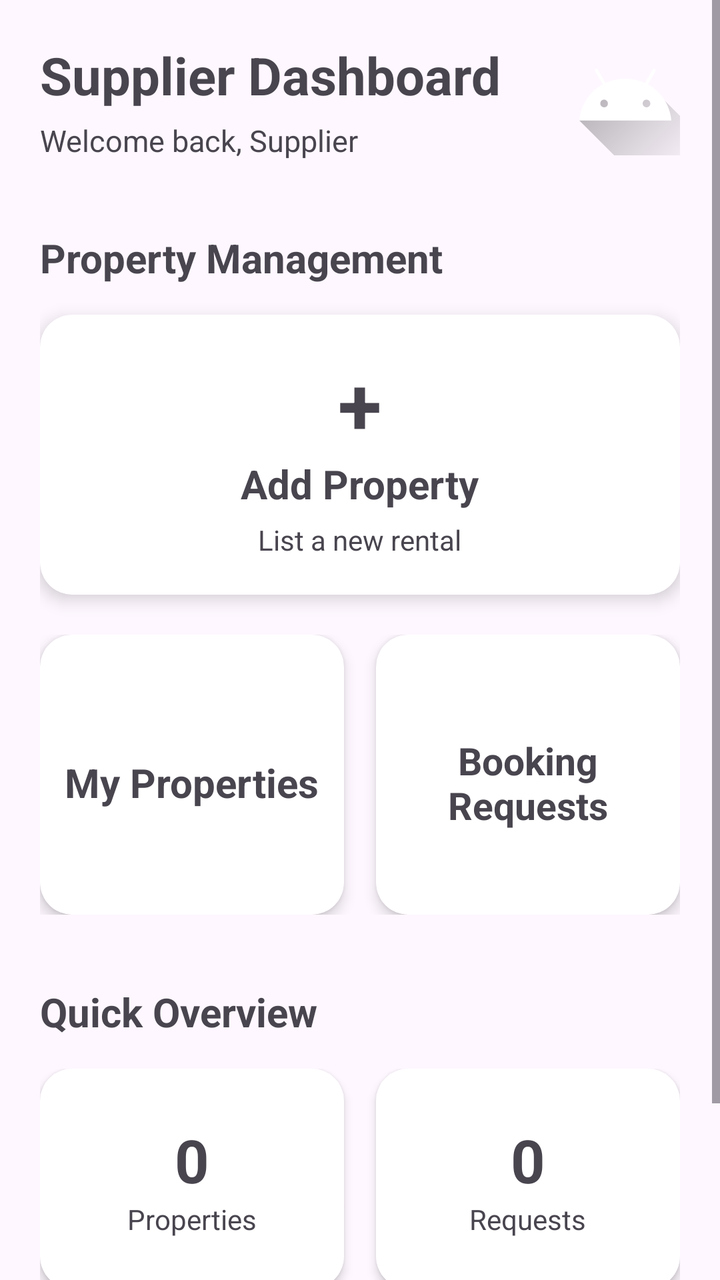
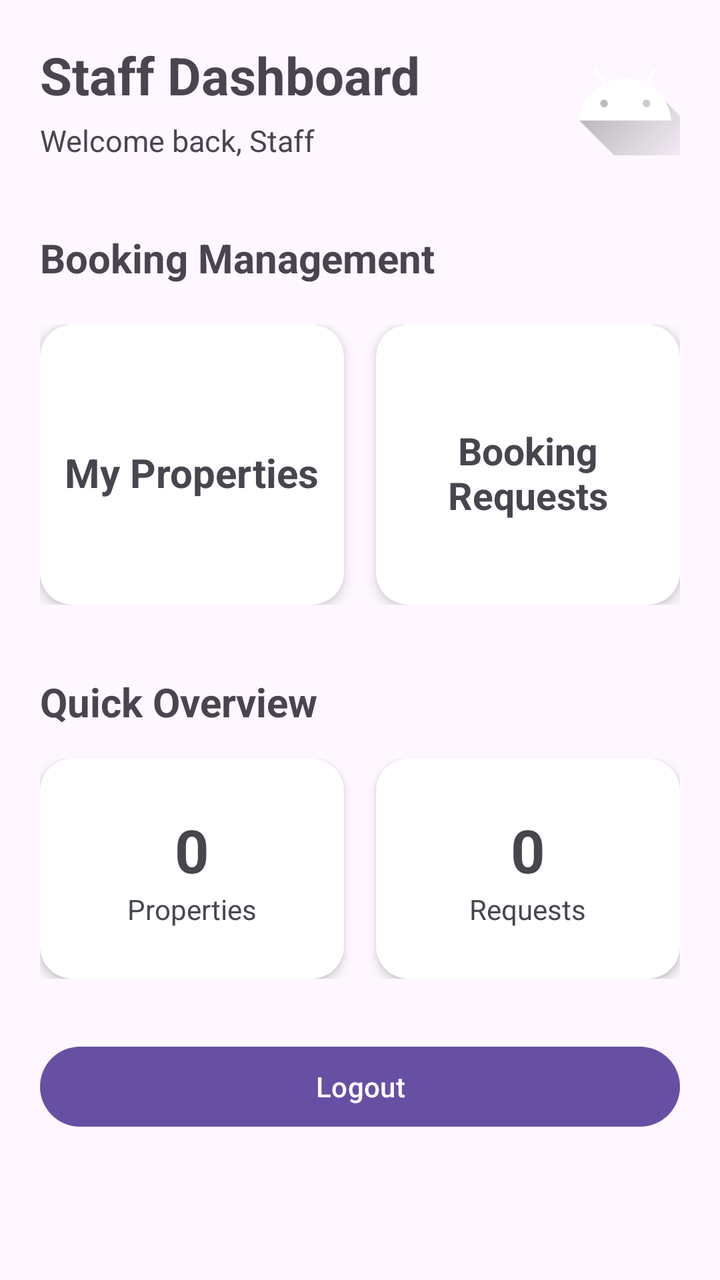

Compare the two renders of this Android layout. The source of the first and the diff that turns it into the second are given below.
<!-- AndroidManifest.xml: application theme Theme.ISCG7424GroupAssessment -->
<!-- res/layout/activity_supplier_main_page.xml -->
<?xml version="1.0" encoding="utf-8"?>
<ScrollView xmlns:android="http://schemas.android.com/apk/res/android"
    xmlns:app="http://schemas.android.com/apk/res-auto"
    xmlns:tools="http://schemas.android.com/tools"
    android:id="@+id/main"
    android:layout_width="match_parent"
    android:layout_height="match_parent"
    tools:context=".SupplierMainPage"
    android:fillViewport="true">

    <LinearLayout
        android:layout_width="match_parent"
        android:layout_height="wrap_content"
        android:orientation="vertical"
        android:padding="20dp">

        
        <LinearLayout
            android:layout_width="match_parent"
            android:layout_height="wrap_content"
            android:gravity="center_vertical"
            android:orientation="horizontal">

            <LinearLayout
                android:layout_width="0dp"
                android:layout_height="wrap_content"
                android:layout_weight="1"
                android:orientation="vertical">

                <TextView
                    android:layout_width="wrap_content"
                    android:layout_height="wrap_content"
                    android:text="Supplier Dashboard"
                    android:textSize="26sp"
                    android:textStyle="bold" />

                <TextView
                    android:layout_width="wrap_content"
                    android:layout_height="wrap_content"
                    android:layout_marginTop="5dp"
                    android:text="Welcome back, Supplier"
                    android:textSize="15sp" />

            </LinearLayout>

            
            <ImageButton
                android:id="@+id/ib_supplierProfile"
                android:layout_width="55dp"
                android:layout_height="55dp"
                android:background="@android:color/transparent"
                android:contentDescription="Profile"
                android:src="@drawable/ic_launcher_foreground" />

        </LinearLayout>


        
        <TextView
            android:layout_width="match_parent"
            android:layout_height="wrap_content"
            android:layout_marginTop="35dp"
            android:text="Property Management"
            android:textSize="20sp"
            android:textStyle="bold" />


        
        <androidx.cardview.widget.CardView
            android:id="@+id/cv_addProperty"
            android:layout_width="match_parent"
            android:layout_height="140dp"
            android:layout_marginTop="15dp"
            android:clickable="true"
            android:focusable="true"
            app:cardCornerRadius="16dp"
            app:cardElevation="5dp">

            <LinearLayout
                android:layout_width="match_parent"
                android:layout_height="match_parent"
                android:gravity="center"
                android:orientation="vertical">

                <TextView
                    android:layout_width="wrap_content"
                    android:layout_height="wrap_content"
                    android:text="+"
                    android:textSize="40sp"
                    android:textStyle="bold" />

                <TextView
                    android:layout_width="wrap_content"
                    android:layout_height="wrap_content"
                    android:text="Add Property"
                    android:textSize="20sp"
                    android:textStyle="bold" />

                <TextView
                    android:layout_width="wrap_content"
                    android:layout_height="wrap_content"
                    android:layout_marginTop="5dp"
                    android:text="List a new rental"
                    android:textSize="14sp" />

            </LinearLayout>

        </androidx.cardview.widget.CardView>


        
        <LinearLayout
            android:layout_width="match_parent"
            android:layout_height="wrap_content"
            android:layout_marginTop="20dp"
            android:orientation="horizontal">


            
            <androidx.cardview.widget.CardView
                android:id="@+id/cv_myProperties"
                android:layout_width="0dp"
                android:layout_height="140dp"
                android:layout_marginEnd="8dp"
                android:layout_weight="1"
                android:clickable="true"
                android:focusable="true"
                app:cardCornerRadius="16dp"
                app:cardElevation="4dp">

                <LinearLayout
                    android:layout_width="match_parent"
                    android:layout_height="match_parent"
                    android:gravity="center"
                    android:orientation="vertical">

                    <TextView
                        android:layout_width="wrap_content"
                        android:layout_height="wrap_content"
                        android:layout_marginTop="8dp"
                        android:text="My Properties"
                        android:textSize="20sp"
                        android:textStyle="bold" />

                </LinearLayout>

            </androidx.cardview.widget.CardView>


            
            <androidx.cardview.widget.CardView
                android:id="@+id/cv_bookingRequests"
                android:layout_width="0dp"
                android:layout_height="140dp"
                android:layout_marginStart="8dp"
                android:layout_weight="1"
                android:clickable="true"
                android:focusable="true"
                app:cardCornerRadius="16dp"
                app:cardElevation="4dp">

                <LinearLayout
                    android:layout_width="match_parent"
                    android:layout_height="match_parent"
                    android:gravity="center"
                    android:orientation="vertical">

                    <TextView
                        android:layout_width="wrap_content"
                        android:layout_height="wrap_content"
                        android:layout_marginTop="8dp"
                        android:text="Booking Requests"
                        android:textSize="19sp"
                        android:textStyle="bold"
                        android:gravity="center" />

                </LinearLayout>

            </androidx.cardview.widget.CardView>

        </LinearLayout>


        
        <TextView
            android:layout_width="match_parent"
            android:layout_height="wrap_content"
            android:layout_marginTop="35dp"
            android:text="Quick Overview"
            android:textSize="20sp"
            android:textStyle="bold" />


        <LinearLayout
            android:layout_width="match_parent"
            android:layout_height="wrap_content"
            android:layout_marginTop="15dp"
            android:orientation="horizontal">


            
            <androidx.cardview.widget.CardView
                android:layout_width="0dp"
                android:layout_height="110dp"
                android:layout_marginEnd="8dp"
                android:layout_weight="1"
                app:cardCornerRadius="16dp"
                app:cardElevation="3dp">

                <LinearLayout
                    android:layout_width="match_parent"
                    android:layout_height="match_parent"
                    android:gravity="center"
                    android:orientation="vertical">

                    <TextView
                        android:id="@+id/tv_propertyCount"
                        android:layout_width="wrap_content"
                        android:layout_height="wrap_content"
                        android:text="0"
                        android:textSize="30sp"
                        android:textStyle="bold" />

                    <TextView
                        android:layout_width="wrap_content"
                        android:layout_height="wrap_content"
                        android:text="Properties"
                        android:textSize="14sp" />

                </LinearLayout>

            </androidx.cardview.widget.CardView>


            
            <androidx.cardview.widget.CardView
                android:layout_width="0dp"
                android:layout_height="110dp"
                android:layout_marginStart="8dp"
                android:layout_weight="1"
                app:cardCornerRadius="16dp"
                app:cardElevation="3dp">

                <LinearLayout
                    android:layout_width="match_parent"
                    android:layout_height="match_parent"
                    android:gravity="center"
                    android:orientation="vertical">

                    <TextView
                        android:id="@+id/tv_requestCount"
                        android:layout_width="wrap_content"
                        android:layout_height="wrap_content"
                        android:text="0"
                        android:textSize="30sp"
                        android:textStyle="bold" />

                    <TextView
                        android:layout_width="wrap_content"
                        android:layout_height="wrap_content"
                        android:text="Requests"
                        android:textSize="14sp" />

                </LinearLayout>

            </androidx.cardview.widget.CardView>

        </LinearLayout>


        
        <Button
            android:onClick="btnLogout"
            android:layout_width="match_parent"
            android:layout_height="wrap_content"
            android:layout_marginTop="30dp"
            android:text="Logout" />

    </LinearLayout>

</ScrollView>
<!-- resources referenced by this layout -->
<resources>
  <!-- drawable ic_launcher_foreground (drawable) -->
  <vector xmlns:android="http://schemas.android.com/apk/res/android"
      xmlns:aapt="http://schemas.android.com/aapt"
      android:width="108dp"
      android:height="108dp"
      android:viewportWidth="108"
      android:viewportHeight="108">
      <path android:pathData="M31,63.928c0,0 6.4,-11 12.1,-13.1c7.2,-2.6 26,-1.4 26,-1.4l38.1,38.1L107,108.928l-32,-1L31,63.928z">
          <aapt:attr name="android:fillColor">
              <gradient
                  android:endX="85.84757"
                  android:endY="92.4963"
                  android:startX="42.9492"
                  android:startY="49.59793"
                  android:type="linear">
                  <item
                      android:color="#44000000"
                      android:offset="0.0" />
                  <item
                      android:color="#00000000"
                      android:offset="1.0" />
              </gradient>
          </aapt:attr>
      </path>
      <path
          android:fillColor="#FFFFFF"
          android:fillType="nonZero"
          android:pathData="M65.3,45.828l3.8,-6.6c0.2,-0.4 0.1,-0.9 -0.3,-1.1c-0.4,-0.2 -0.9,-0.1 -1.1,0.3l-3.9,6.7c-6.3,-2.8 -13.4,-2.8 -19.7,0l-3.9,-6.7c-0.2,-0.4 -0.7,-0.5 -1.1,-0.3C38.8,38.328 38.7,38.828 38.9,39.228l3.8,6.6C36.2,49.428 31.7,56.028 31,63.928h46C76.3,56.028 71.8,49.428 65.3,45.828zM43.4,57.328c-0.8,0 -1.5,-0.5 -1.8,-1.2c-0.3,-0.7 -0.1,-1.5 0.4,-2.1c0.5,-0.5 1.4,-0.7 2.1,-0.4c0.7,0.3 1.2,1 1.2,1.8C45.3,56.528 44.5,57.328 43.4,57.328L43.4,57.328zM64.6,57.328c-0.8,0 -1.5,-0.5 -1.8,-1.2s-0.1,-1.5 0.4,-2.1c0.5,-0.5 1.4,-0.7 2.1,-0.4c0.7,0.3 1.2,1 1.2,1.8C66.5,56.528 65.6,57.328 64.6,57.328L64.6,57.328z"
          android:strokeWidth="1"
          android:strokeColor="#00000000" />
  </vector>
  <style name="Theme.ISCG7424GroupAssessment" parent="Base.Theme.ISCG7424GroupAssessment" />
  <style name="Base.Theme.ISCG7424GroupAssessment" parent="Theme.Material3.DayNight.NoActionBar">
          
          
      </style>
</resources>

<!-- the commit's change to res/layout/activity_supplier_main_page.xml (unified diff, before → after) -->
@@ -5,7 +5,7 @@
     android:id="@+id/main"
     android:layout_width="match_parent"
     android:layout_height="match_parent"
-    tools:context=".SupplierMainPage"
+    tools:context=".S_MainPage"
     android:fillViewport="true">
 
     <LinearLayout
@@ -30,7 +30,7 @@
                 <TextView
                     android:layout_width="wrap_content"
                     android:layout_height="wrap_content"
-                    android:text="Supplier Dashboard"
+                    android:text="Staff Dashboard"
                     android:textSize="26sp"
                     android:textStyle="bold" />
 
@@ -38,7 +38,7 @@
                     android:layout_width="wrap_content"
                     android:layout_height="wrap_content"
                     android:layout_marginTop="5dp"
-                    android:text="Welcome back, Supplier"
+                    android:text="Welcome back, Staff"
                     android:textSize="15sp" />
 
             </LinearLayout>
@@ -60,52 +60,9 @@
             android:layout_width="match_parent"
             android:layout_height="wrap_content"
             android:layout_marginTop="35dp"
-            android:text="Property Management"
+            android:text="Booking Management"
             android:textSize="20sp"
-            android:textStyle="bold" />
-
-
-        
-        <androidx.cardview.widget.CardView
-            android:id="@+id/cv_addProperty"
-            android:layout_width="match_parent"
-            android:layout_height="140dp"
-            android:layout_marginTop="15dp"
-            android:clickable="true"
-            android:focusable="true"
-            app:cardCornerRadius="16dp"
-            app:cardElevation="5dp">
-
-            <LinearLayout
-                android:layout_width="match_parent"
-                android:layout_height="match_parent"
-                android:gravity="center"
-                android:orientation="vertical">
-
-                <TextView
-                    android:layout_width="wrap_content"
-                    android:layout_height="wrap_content"
-                    android:text="+"
-                    android:textSize="40sp"
-                    android:textStyle="bold" />
-
-                <TextView
-                    android:layout_width="wrap_content"
-                    android:layout_height="wrap_content"
-                    android:text="Add Property"
-                    android:textSize="20sp"
-                    android:textStyle="bold" />
-
-                <TextView
-                    android:layout_width="wrap_content"
-                    android:layout_height="wrap_content"
-                    android:layout_marginTop="5dp"
-                    android:text="List a new rental"
-                    android:textSize="14sp" />
-
-            </LinearLayout>
-
-        </androidx.cardview.widget.CardView>
+            android:textStyle="bold"/>
 
 
         
